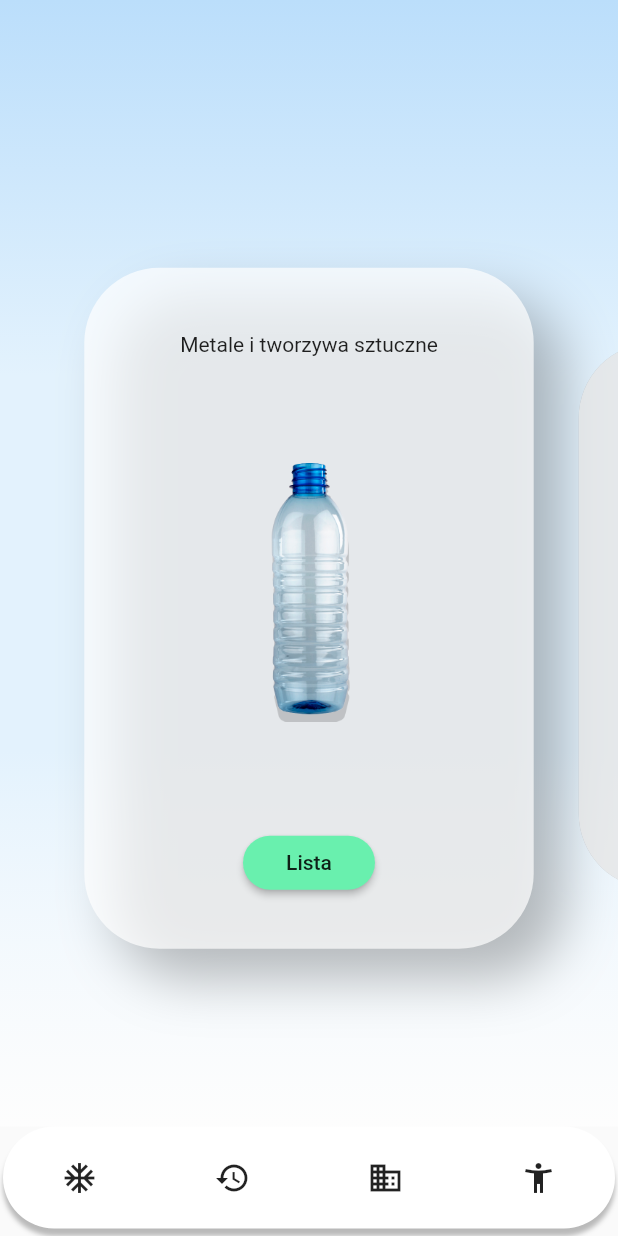
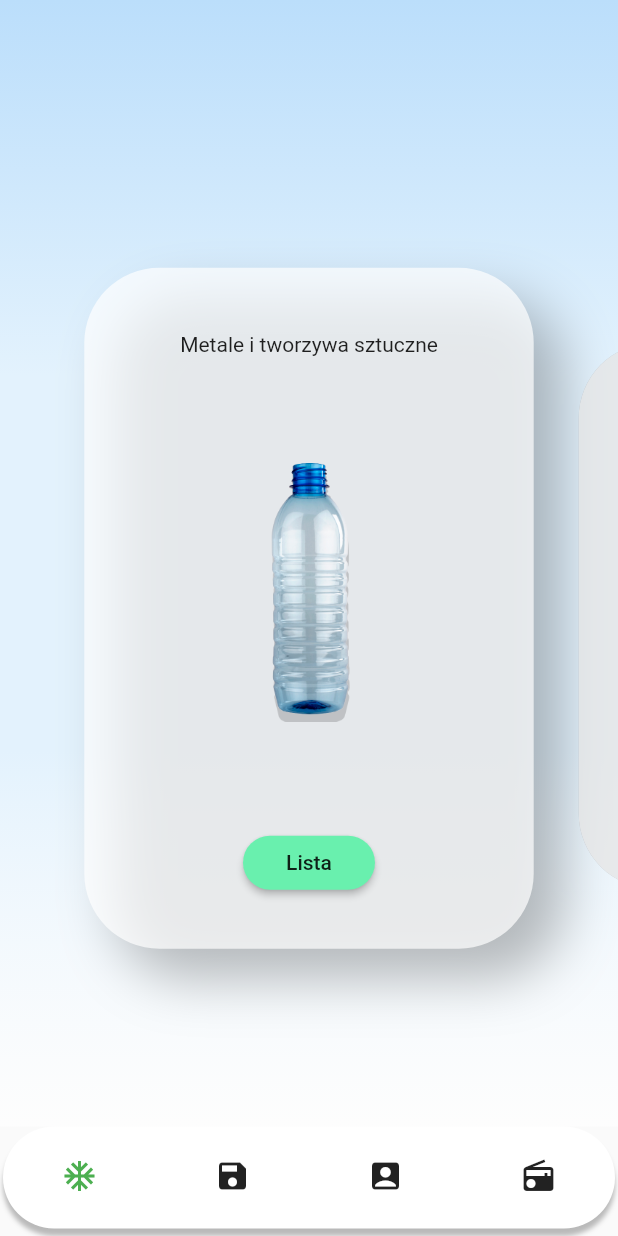
Before and after one commit to ciakarellas/recycling_app, a Flutter app: the screen it shows after launch, on a phone screen of 412 x 824 dp. Run offline on Flutter 3.47's test engine with Material 2 defaults, Android fonts, the phone set to English and light mode, and no system bars.

Commit message:
Tab bar view

```diff
--- a/lib/View/home_page.dart
+++ b/lib/View/home_page.dart
@@ -1,26 +1,62 @@
 import 'package:flutter/material.dart';
-import 'package:provider/provider.dart';
-import 'package:recycling_app/Provider/recycling_provider.dart';
 import 'package:recycling_app/Widget/carousel.dart';
 
 class HomePage extends StatelessWidget {
   @override
   Widget build(BuildContext context) {
-   final prov = Provider.of<RecyclingProvider>(context);
-   // TODO: implement if else statment to display child in this Container.
-   // my idea is that to display correct view depend on wich screen user select
-    // TODO: implement build
-    return Container(
-      decoration: BoxDecoration(
-
-        gradient: LinearGradient(
-          colors: [Colors.blue[100], Colors.blue[50], Colors.blue[50], Colors.white60],
-          begin: Alignment.topCenter,
-          end: Alignment.bottomCenter
-          )
+    return DefaultTabController(
+      length: 4,
+      child: Scaffold(
+        bottomNavigationBar: Container(
+          width: 90,
+          margin: EdgeInsets.fromLTRB(2, 0, 2, 5),
+          decoration: BoxDecoration(
+              color: Colors.white,
+              borderRadius: BorderRadius.circular(90),
+              boxShadow: [
+                BoxShadow(
+                    color: Colors.black26, blurRadius: 2, offset: Offset(0, 5))
+              ]),
+          child: Padding(
+            padding: const EdgeInsets.fromLTRB(0, 10, 0, 10),
+            child: TabBar(
+                indicatorColor: Colors.transparent,
+                labelColor: Colors.green,
+                unselectedLabelColor: Colors.black87,
+                tabs: [
+                  Tab(
+                    icon: Icon(Icons.ac_unit),
+                  ),
+                  Tab(
+                    icon: Icon(Icons.save),
+                  ),
+                  Tab(
+                    icon: Icon(Icons.account_box),
+                  ),
+                  Tab(
+                    icon: Icon(Icons.radio),
+                  ),
+                ]),
+          ),
+        ),
+        body: Container(
+          decoration: BoxDecoration(
+              gradient: LinearGradient(colors: [
+            Colors.blue[100],
+            Colors.blue[50],
+            Colors.blue[50],
+            Colors.white60
+          ], begin: Alignment.topCenter, end: Alignment.bottomCenter)),
+          child: TabBarView(
+            children: <Widget>[
+              Carousel(),
+              Carousel(),
+              Carousel(),
+              Carousel(),
+            ],
+          ),
+        ),
       ),
-      child: Carousel(),
     );
   }
-
 }
--- a/lib/main.dart
+++ b/lib/main.dart
@@ -13,18 +13,13 @@ class MyApp extends StatelessWidget {
   @override
   Widget build(BuildContext build){
 
-
-
     SystemChrome.setPreferredOrientations([
         DeviceOrientation.portraitUp,
       ]);
     return ChangeNotifierProvider(
       create: (_) => new RecyclingProvider(),
       child: MaterialApp(
-        home: Scaffold(
-          bottomNavigationBar: BottomNavBar(),
-          body: HomePage(),
-        ),
+        home: HomePage(),
       ),
     );
   }
```
